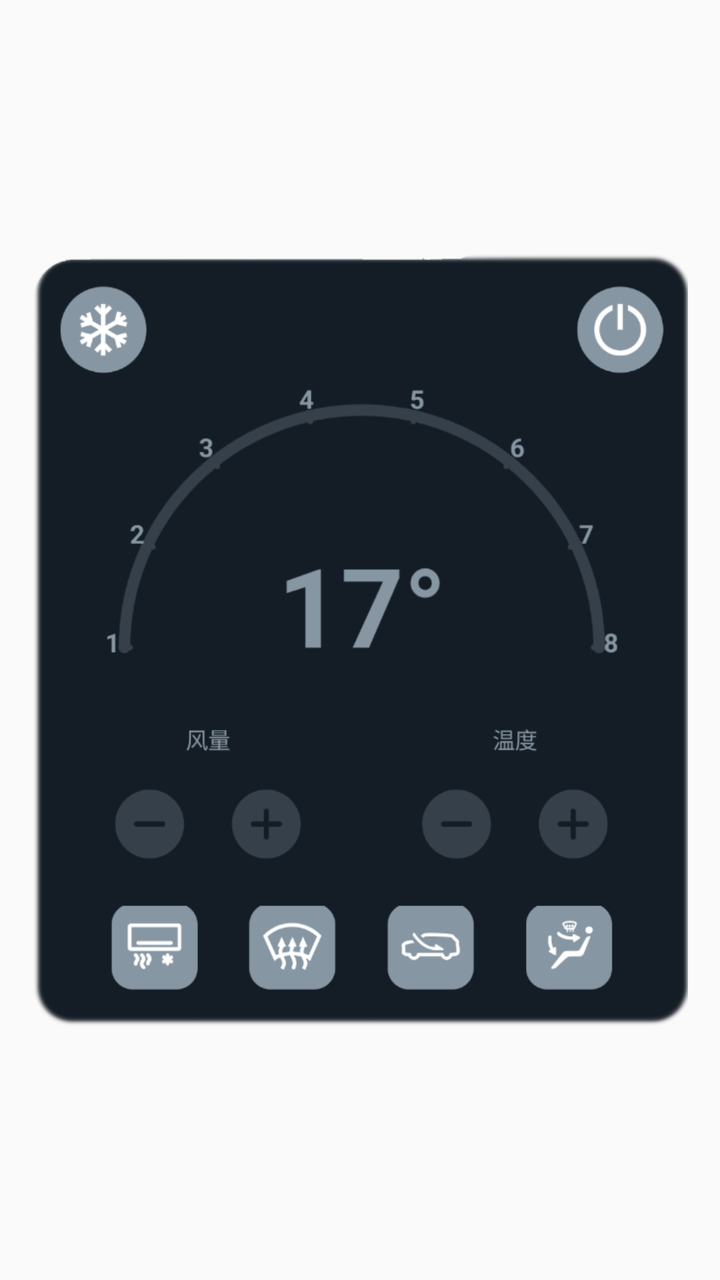
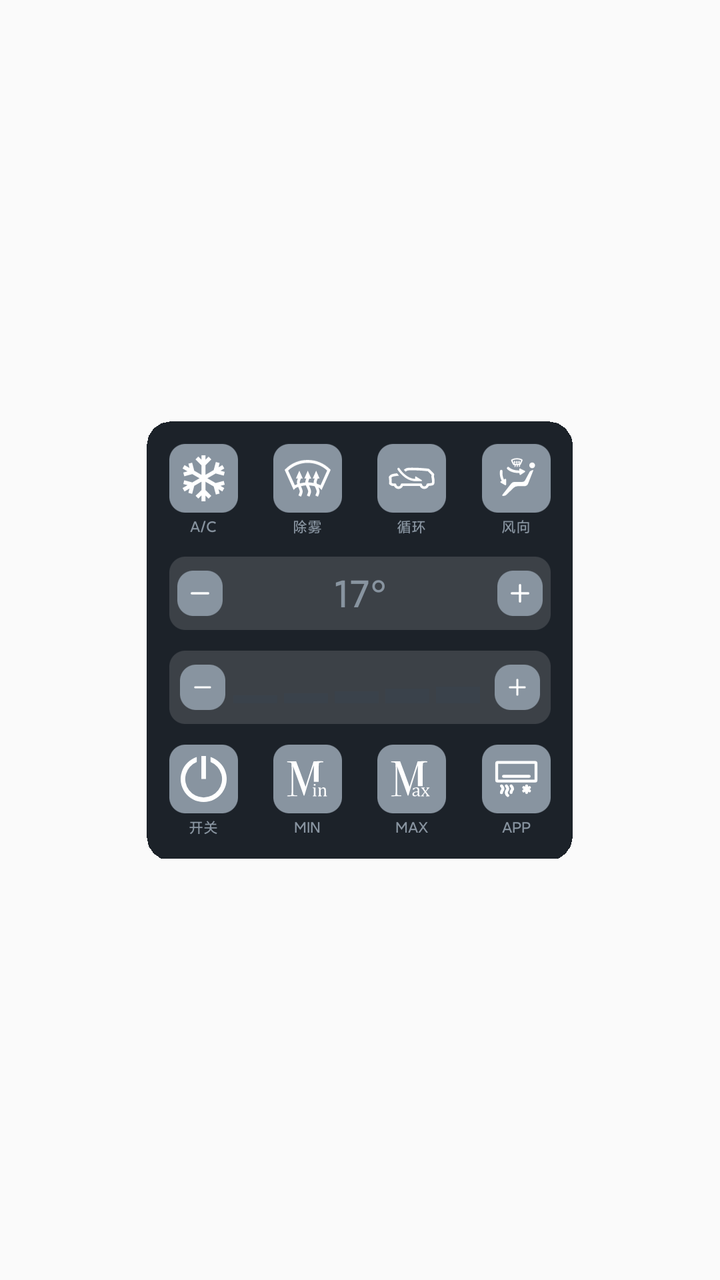

Compare the two renders of this Android layout. The source of the first and the diff that turns it into the second are given below.
<!-- AndroidManifest.xml: application theme Theme.DHCarInfo -->
<!-- res/layout/air_control_app_widget.xml -->
<RelativeLayout xmlns:android="http://schemas.android.com/apk/res/android"
    style="@style/Widget.DHCarInfo.AppWidget.Container"
    android:layout_width="match_parent"
    android:layout_height="match_parent"
    android:theme="@style/Theme.DHCarInfo.AppWidgetContainer">

    <ImageView
        android:layout_width="match_parent"
        android:layout_height="wrap_content"
        android:layout_centerInParent="true"
        android:scaleType="fitCenter"
        android:src="@drawable/img_air_app_widget" />

    <TextView
        android:id="@+id/appwidget_text"
        style="@style/Widget.DHCarInfo.AppWidget.InnerView"
        android:layout_width="wrap_content"
        android:layout_height="wrap_content"
        android:layout_centerHorizontal="true"
        android:layout_centerVertical="true"
        android:layout_margin="8dp"
        android:contentDescription="@string/appwidget_text"
        android:text="@string/appwidget_text"
        android:textSize="24sp"
        android:textStyle="bold|italic"
        android:visibility="gone" />
</RelativeLayout>
<!-- resources referenced by this layout -->
<resources>
  <!-- drawable img_air_app_widget: png bitmap (drawable, 66899 bytes) -->
  <string name="appwidget_text">空调控制小组件</string>
  <style name="Theme.DHCarInfo.AppWidgetContainer" parent="Theme.DHCarInfo.AppWidgetContainerParent">
          
          <item name="appWidgetPadding">16dp</item>
      </style>
  <style name="Widget.DHCarInfo.AppWidget.Container" parent="android:Widget">
          <item name="android:id">@android:id/background</item>
          <item name="android:background">?android:attr/colorBackground</item>
          <item name="backgroundRadius">12dp</item>
      </style>
  <style name="Widget.DHCarInfo.AppWidget.InnerView" parent="android:Widget">
          <item name="android:background">?android:attr/colorBackground</item>
          <item name="android:textColor">?android:attr/textColorPrimary</item>
          <item name="backgroundRadius">12dp</item>
      </style>
  <style name="Theme.DHCarInfo" parent="android:Theme.Material.Light.NoActionBar" />
  <style name="Theme.DHCarInfo.AppWidgetContainerParent" parent="@android:style/Theme.DeviceDefault">
          
          <item name="appWidgetRadius">16dp</item>
          
          <item name="appWidgetInnerRadius">8dp</item>
      </style>
</resources>

<!-- the commit's change to res/layout/air_control_app_widget.xml (unified diff, before → after) -->
@@ -1,11 +1,12 @@
 <RelativeLayout xmlns:android="http://schemas.android.com/apk/res/android"
     style="@style/Widget.DHCarInfo.AppWidget.Container"
-    android:layout_width="match_parent"
-    android:layout_height="match_parent"
+    android:layout_width="wrap_content"
+    android:layout_height="wrap_content"
+    android:layout_gravity="center"
     android:theme="@style/Theme.DHCarInfo.AppWidgetContainer">
 
     <ImageView
-        android:layout_width="match_parent"
+        android:layout_width="wrap_content"
         android:layout_height="wrap_content"
         android:layout_centerInParent="true"
         android:scaleType="fitCenter"
<!-- resource entries referenced after the edit -->
@@ -1,6 +1,6 @@
 <!-- resources referenced by this layout -->
 <resources>
-  <!-- drawable img_air_app_widget: png bitmap (drawable, 66899 bytes) -->
+  <!-- drawable img_air_app_widget: png bitmap (drawable-nodpi, 57144 bytes) -->
   <string name="appwidget_text">空调控制小组件</string>
   <style name="Theme.DHCarInfo.AppWidgetContainer" parent="Theme.DHCarInfo.AppWidgetContainerParent">
           
